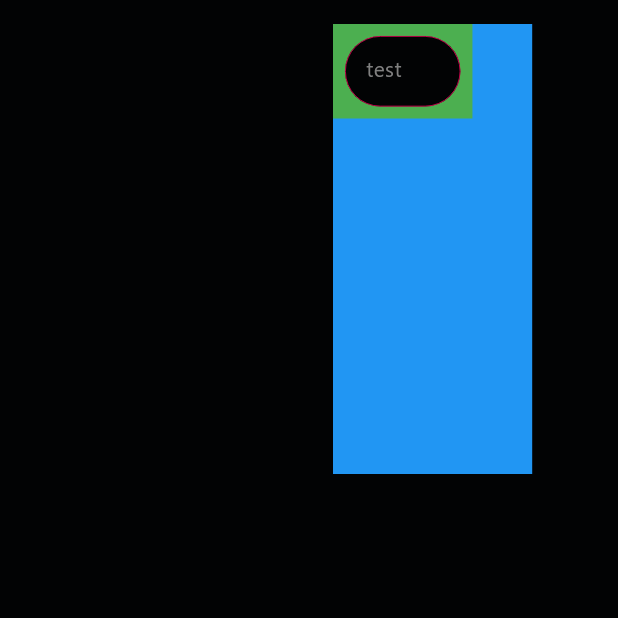
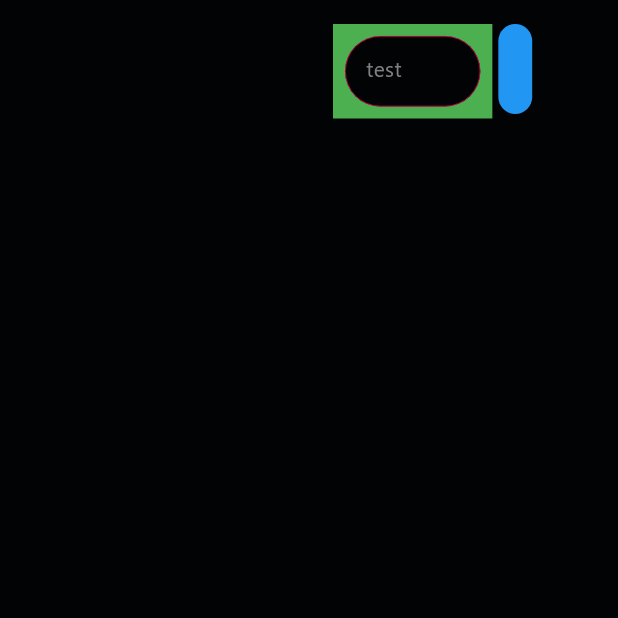
Before and after one commit to Nico104/uidraft1, a Flutter app: the WordSearchTest screen opened by its route, on a phone screen of 412 x 824 dp, the top half of it. Run offline on Flutter 3.47's test engine with Material 2 defaults, Android fonts, the phone set to English and light mode, and no system bars; our stand-ins replace beamer, dotted_border, easy_debounce, file_picker, get, readmore and 4 more; missing offline and left inert: dart:html, dart:js, flutter_dropzone, syncfusion_flutter_core; accounts and stored records are empty; network calls fail.

Commit message:
wordsearchAnimation

```diff
--- a/lib/justtest/wordsearch_test.dart
+++ b/lib/justtest/wordsearch_test.dart
@@ -14,7 +14,32 @@ class _WordSearchTestState extends State<WordSearchTest> {
   bool _showWords = false;
   double _opacity = 0;
 
-  double _widthfactor = 0.7;
+  double _widthfactor = 0.8;
+  double _padding = 0;
+
+  double _scriptWidthfactor = 0.17;
+
+  double _scriptHeight = 60;
+
+  double _borderRadius = 50;
+
+  void initiateAnimation() {
+    setState(() {
+      if (_widthfactor == 1) {
+        _widthfactor = 0.8;
+        _scriptWidthfactor = 0.17;
+        _padding = 0;
+        _scriptHeight = 60;
+        _borderRadius = 50;
+      } else {
+        _widthfactor = 1;
+        _scriptWidthfactor = 1;
+        _padding = 100;
+        _scriptHeight = 400;
+        _borderRadius = 12;
+      }
+    });
+  }
 
   @override
   Widget build(BuildContext context) {
@@ -32,32 +57,46 @@ class _WordSearchTestState extends State<WordSearchTest> {
                 padding: const EdgeInsets.all(16.0),
                 child: Align(
                   alignment: Alignment.topCenter,
-                  child: Stack(
+                  child: LayoutBuilder(
+                    builder:
+                        (BuildContext context, BoxConstraints constraints) {
+                      return Stack(
                         // alignment: Alignment.topCenter,
                         children: [
                           Align(
                             alignment: Alignment.topRight,
+                            child: AnimatedPadding(
+                              curve: Curves.fastOutSlowIn,
+                              duration: const Duration(milliseconds: 200),
+                              padding: EdgeInsets.only(top: _padding),
                               child: InkWell(
-                          onTap: () {
-                            setState(() {
-                              _widthfactor = 0.9;
-                            });
-                          },
-                          child: Container(
-                            height: 300,
+                                onTap: () => initiateAnimation.call(),
+                                child: AnimatedContainer(
+                                  curve: Curves.fastOutSlowIn,
+                                  duration: const Duration(milliseconds: 200),
+                                  width:
+                                      constraints.maxWidth * _scriptWidthfactor,
+                                  height: _scriptHeight,
+                                  decoration: BoxDecoration(
                                       color: Colors.blue,
+                                      borderRadius:
+                                          BorderRadius.circular(_borderRadius)),
+                                ),
                               ),
                             ),
                           ),
                           const SizedBox(height: 15),
                           Align(
                               alignment: Alignment.topLeft,
-                        child: AnimatedSize(
-                          duration: const Duration(milliseconds: 400),
-                          child: FractionallySizedBox(
-                            widthFactor: _widthfactor,
-                            child: Container(
+                              child: Row(
+                                crossAxisAlignment: CrossAxisAlignment.start,
+                                children: [
+                                  AnimatedContainer(
                                     color: Colors.green,
+                                    // alignment: Alignment.centerLeft,
+                                    duration: const Duration(milliseconds: 200),
+                                    curve: Curves.fastOutSlowIn,
+                                    width: constraints.maxWidth * _widthfactor,
                                     child: Padding(
                                       padding: const EdgeInsets.all(8.0),
                                       child: TextFormFieldNormal(
@@ -67,10 +106,18 @@ class _WordSearchTestState extends State<WordSearchTest> {
                                           focusNode: FocusNode()),
                                     ),
                                   ),
+                                  Expanded(
+                                      child: IgnorePointer(
+                                    child: Container(
+                                      height: 50,
+                                      color: Colors.transparent,
                                     ),
-                        ),
-                      ),
+                                  ))
                                 ],
+                              )),
+                        ],
+                      );
+                    },
                   ),
                 ))),
         Flexible(
--- a/lib/uiwidgets/textfields/textformfield_normal_widget.dart
+++ b/lib/uiwidgets/textfields/textformfield_normal_widget.dart
@@ -80,7 +80,9 @@ class TextFormFieldNormal extends StatelessWidget {
           errorText: errorText,
         ),
         validator: (value) => validator!.call(value),
-        onFieldSubmitted: (_) => onFieldSubmitted!.call(_),
+        onFieldSubmitted: onFieldSubmitted != null
+            ? (_) => onFieldSubmitted!.call(_)
+            : (_) {},
       ),
     );
   }
```
Lines whose indentation alone changed are shown as unchanged.
